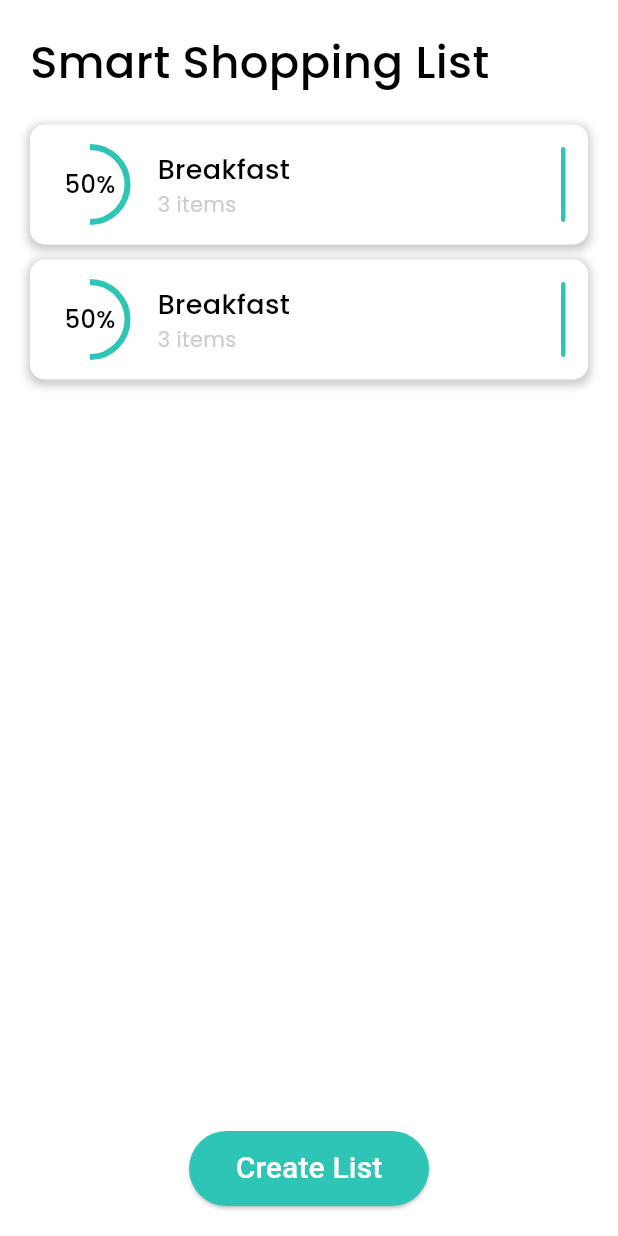
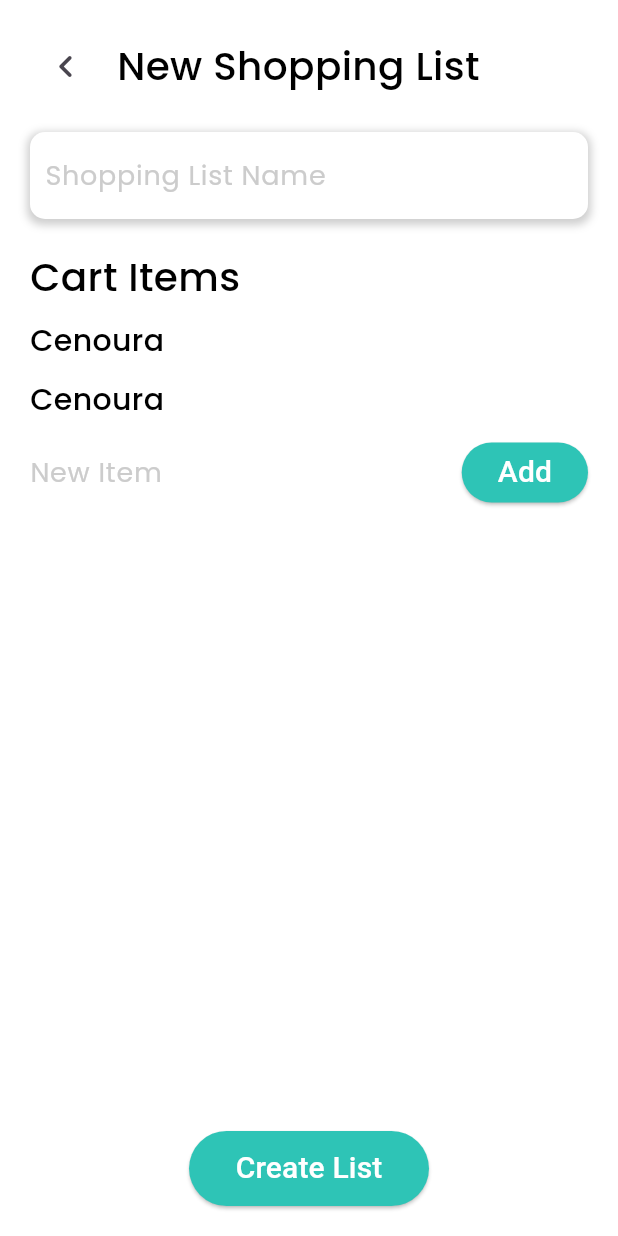
Before and after one commit to lfbardi/mobilab_flutter_assignment, a Flutter app: the screen it shows after launch, after a tap on "Create List", on a phone screen of 412 x 824 dp. Run offline on Flutter 3.47's test engine with Material 2 defaults, Android fonts, the phone set to English and light mode, and no system bars; our stand-ins replace flutter_riverpod.

Commit message:
added create shopping list UI

```diff
--- /dev/null
+++ b/lib/features/create_shopping_list/presentation/ui/create_shopping_list.dart
@@ -0,0 +1,145 @@
+import 'package:flutter/material.dart';
+import 'package:flutter_riverpod/flutter_riverpod.dart';
+import 'package:mobilab_flutter_assignment/core/design_system/text_styles.dart';
+
+import '../../../../core/design_system/colors.dart';
+import 'widgets/elevated_text_field.dart';
+
+class CreateShoppingListPage extends ConsumerStatefulWidget {
+  const CreateShoppingListPage({super.key});
+
+  @override
+  ConsumerState<ConsumerStatefulWidget> createState() =>
+      _CreateShoppingListPageState();
+}
+
+class _CreateShoppingListPageState
+    extends ConsumerState<CreateShoppingListPage> {
+  final shoppingListNameController = TextEditingController();
+  final addItemsController = TextEditingController();
+
+  @override
+  Widget build(BuildContext context) {
+    return Material(
+      child: Container(
+        width: MediaQuery.of(context).size.width,
+        height: MediaQuery.of(context).size.height,
+        color: kBackgroundColor,
+        child: Padding(
+          padding: const EdgeInsets.all(20),
+          child: Column(
+            mainAxisAlignment: MainAxisAlignment.spaceBetween,
+            children: [
+              Column(
+                crossAxisAlignment: CrossAxisAlignment.start,
+                mainAxisSize: MainAxisSize.min,
+                children: [
+                  Row(
+                    children: [
+                      IconButton(
+                        onPressed: () {
+                          Navigator.pop(context);
+                        },
+                        icon: const Icon(Icons.chevron_left_rounded, size: 30),
+                      ),
+                      const SizedBox(width: 10),
+                      Text(
+                        'New Shopping List',
+                        style: kTitle.copyWith(fontSize: 26),
+                      ),
+                    ],
+                  ),
+                  const SizedBox(height: 20),
+                  ElevatedTextField(
+                    controller: TextEditingController(),
+                    hintText: 'Shopping List Name',
+                  ),
+                  const SizedBox(height: 20),
+                  Text(
+                    'Cart Items',
+                    style: kTitle.copyWith(fontSize: 26),
+                  ),
+                  const SizedBox(height: 10),
+                  Flexible(
+                    child: ListView.builder(
+                      shrinkWrap: true,
+                      itemCount: 2,
+                      itemBuilder: (context, index) {
+                        return Padding(
+                          padding: const EdgeInsets.only(bottom: 10),
+                          child: Text(
+                            'Cenoura',
+                            style: kTitle.copyWith(fontSize: 20),
+                          ),
+                        );
+                      },
+                    ),
+                  ),
+                  Row(
+                    crossAxisAlignment: CrossAxisAlignment.center,
+                    children: [
+                      Flexible(
+                        child: TextFormField(
+                          controller: addItemsController,
+                          decoration: InputDecoration(
+                            border: InputBorder.none,
+                            hintText: 'New Item',
+                            hintStyle: kDescription.copyWith(fontSize: 18),
+                          ),
+                        ),
+                      ),
+                      SizedBox(
+                        height: 40,
+                        child: ElevatedButton(
+                          style: const ButtonStyle(
+                            backgroundColor:
+                                MaterialStatePropertyAll(kPrimaryColor),
+                          ),
+                          onPressed: () async {},
+                          child: const Text(
+                            'Add',
+                            style: TextStyle(
+                              color: Colors.white,
+                              fontSize: 20,
+                            ),
+                          ),
+                        ),
+                      ),
+                    ],
+                  ),
+                ],
+              ),
+              Align(
+                alignment: Alignment.bottomCenter,
+                child: SizedBox(
+                  width: 160,
+                  height: 50,
+                  child: ElevatedButton(
+                    style: const ButtonStyle(
+                      backgroundColor: MaterialStatePropertyAll(kPrimaryColor),
+                    ),
+                    onPressed: () async {
+                      Navigator.push(
+                        context,
+                        MaterialPageRoute(
+                          builder: (context) => const CreateShoppingListPage(),
+                        ),
+                      );
+                    },
+                    child: const Text(
+                      'Create List',
+                      style: TextStyle(
+                        color: Colors.white,
+                        fontSize: 20,
+                      ),
+                    ),
+                  ),
+                ),
+              ),
+            ],
+          ),
+        ),
+      ),
+    );
+  }
+}
--- /dev/null
+++ b/lib/features/create_shopping_list/presentation/ui/widgets/elevated_text_field.dart
@@ -0,0 +1,51 @@
+import 'package:flutter/material.dart';
+import 'package:mobilab_flutter_assignment/core/design_system/text_styles.dart';
+
+import '../../../../../core/design_system/colors.dart';
+
+class ElevatedTextField extends StatelessWidget {
+  const ElevatedTextField({
+    super.key,
+    this.formKey,
+    required this.controller,
+    required this.hintText,
+  });
+
+  final GlobalKey<FormState>? formKey;
+  final TextEditingController controller;
+  final String hintText;
+
+  @override
+  Widget build(BuildContext context) {
+    return Form(
+      key: formKey ?? GlobalKey<FormState>(),
+      child: Container(
+        decoration: BoxDecoration(
+          color: kBackgroundColor,
+          borderRadius: BorderRadius.circular(10),
+          boxShadow: [
+            BoxShadow(
+              color: Colors.grey.withOpacity(0.5),
+              spreadRadius: 2,
+              blurRadius: 4,
+              offset: const Offset(0, 2), // vertical and horizontal offset
+            ),
+          ],
+        ),
+        child: Padding(
+          padding: const EdgeInsets.symmetric(horizontal: 10, vertical: 5),
+          child: TextFormField(
+            controller: controller,
+            decoration: InputDecoration(
+              border: InputBorder.none,
+              hintText: hintText,
+              hintStyle: kDescription.copyWith(fontSize: 18),
+            ),
+            style: kTitle.copyWith(fontSize: 18),
+            cursorColor: kPrimaryColor,
+          ),
+        ),
+      ),
+    );
+  }
+}
--- a/lib/features/home/presentation/ui/home.dart
+++ b/lib/features/home/presentation/ui/home.dart
@@ -3,6 +3,7 @@ import 'package:flutter_riverpod/flutter_riverpod.dart';
 import 'package:mobilab_flutter_assignment/core/design_system/colors.dart';
 
 import '../../../../core/design_system/text_styles.dart';
+import '../../../create_shopping_list/presentation/ui/create_shopping_list.dart';
 import 'widgets/shopping_list_tile.dart';
 
 class Home extends ConsumerStatefulWidget {
@@ -47,7 +48,14 @@ class _HomeState extends ConsumerState<Home> {
                   style: const ButtonStyle(
                     backgroundColor: MaterialStatePropertyAll(kPrimaryColor),
                   ),
-                  onPressed: () async {},
+                  onPressed: () async {
+                    Navigator.push(
+                      context,
+                      MaterialPageRoute(
+                        builder: (context) => const CreateShoppingListPage(),
+                      ),
+                    );
+                  },
                   child: const Text(
                     'Create List',
                     style: TextStyle(
```
